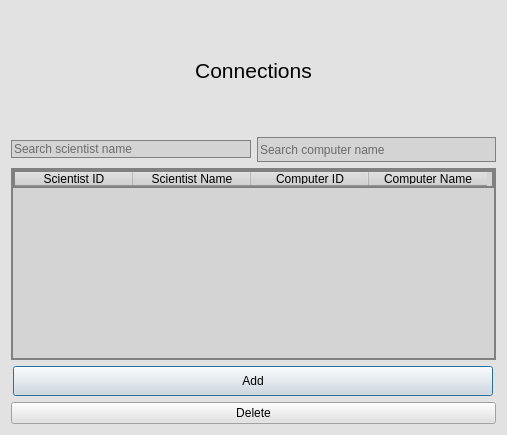
This is GUI-verklegtVika3/connectiondialog.ui in streamerinn/Verklegt-1 as Qt 5 draws it before an edit. The edited form follows.
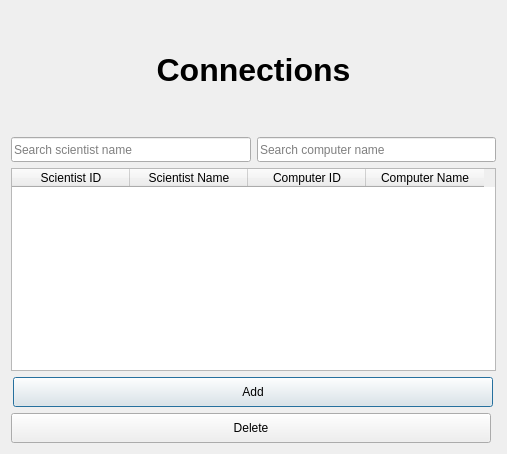
This is the edited form. Icons and pictures are not drawn.

Diff of the .ui file:
```diff
--- a/GUI-verklegtVika3/connectiondialog.ui
+++ b/GUI-verklegtVika3/connectiondialog.ui
@@ -30,7 +30,7 @@
     <normaloff>:/images/pictures/linking.png</normaloff>:/images/pictures/linking.png</iconset>
   </property>
   <property name="styleSheet">
-   <string notr="true">background-color: rgb(226, 226, 226);</string>
+   <string notr="true"/>
   </property>
   <layout class="QGridLayout" name="gridLayout">
    <property name="sizeConstraint">
@@ -41,7 +41,7 @@
      <property name="minimumSize">
       <size>
        <width>485</width>
-       <height>150</height>
+       <height>203</height>
       </size>
      </property>
      <property name="maximumSize">
@@ -54,8 +54,7 @@
       <enum>Qt::ClickFocus</enum>
      </property>
      <property name="styleSheet">
-      <string notr="true">background-color: rgb(212, 212, 212);
-	border: 2px solid gray;</string>
+      <string notr="true"/>
      </property>
      <property name="sortingEnabled">
       <bool>true</bool>
@@ -137,16 +136,26 @@
       </size>
      </property>
      <property name="text">
-      <string>&lt;html&gt;&lt;head/&gt;&lt;body&gt;&lt;p align=&quot;center&quot;&gt;&lt;span style=&quot; font-size:16pt;&quot;&gt;Connections&lt;/span&gt;&lt;/p&gt;&lt;/body&gt;&lt;/html&gt;</string>
+      <string>&lt;html&gt;&lt;head/&gt;&lt;body&gt;&lt;p align=&quot;center&quot;&gt;&lt;span style=&quot; font-size:24pt; font-weight:600;&quot;&gt;Connections&lt;/span&gt;&lt;/p&gt;&lt;/body&gt;&lt;/html&gt;</string>
      </property>
     </widget>
    </item>
    <item row="1" column="0">
     <widget class="QLineEdit" name="SearchScientistName">
+     <property name="minimumSize">
+      <size>
+       <width>238</width>
+       <height>25</height>
+      </size>
+     </property>
+     <property name="maximumSize">
+      <size>
+       <width>16777215</width>
+       <height>25</height>
+      </size>
+     </property>
      <property name="styleSheet">
-      <string notr="true">background-color: rgb(212, 212, 212);
-	border: 1px solid gray;
-	</string>
+      <string notr="true"/>
      </property>
      <property name="placeholderText">
       <string>Search scientist name</string>
@@ -168,9 +177,7 @@
       </size>
      </property>
      <property name="styleSheet">
-      <string notr="true">background-color: rgb(212, 212, 212);
-	border: 1px solid gray;
-	</string>
+      <string notr="true"/>
      </property>
      <property name="placeholderText">
       <string>Search computer name</string>
@@ -179,6 +186,24 @@
    </item>
    <item row="5" column="0" colspan="2">
     <widget class="QPushButton" name="deleteButton">
+     <property name="sizePolicy">
+      <sizepolicy hsizetype="Fixed" vsizetype="Fixed">
+       <horstretch>0</horstretch>
+       <verstretch>0</verstretch>
+      </sizepolicy>
+     </property>
+     <property name="minimumSize">
+      <size>
+       <width>480</width>
+       <height>30</height>
+      </size>
+     </property>
+     <property name="maximumSize">
+      <size>
+       <width>480</width>
+       <height>30</height>
+      </size>
+     </property>
      <property name="text">
       <string>Delete</string>
      </property>
```
